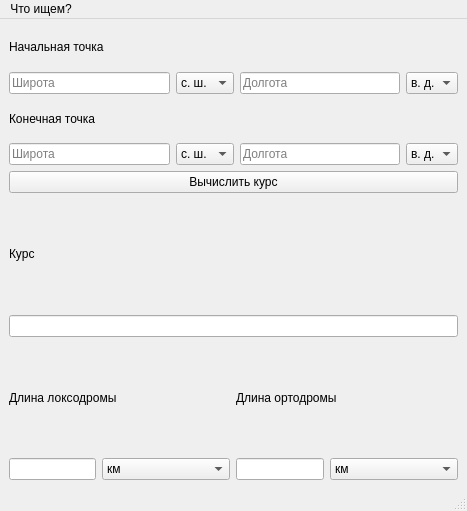
First picture: the form in loxodrome_calculator/Forms/mainwindow.ui, repository gr1do/Loxodrome_calculator, before the edit.
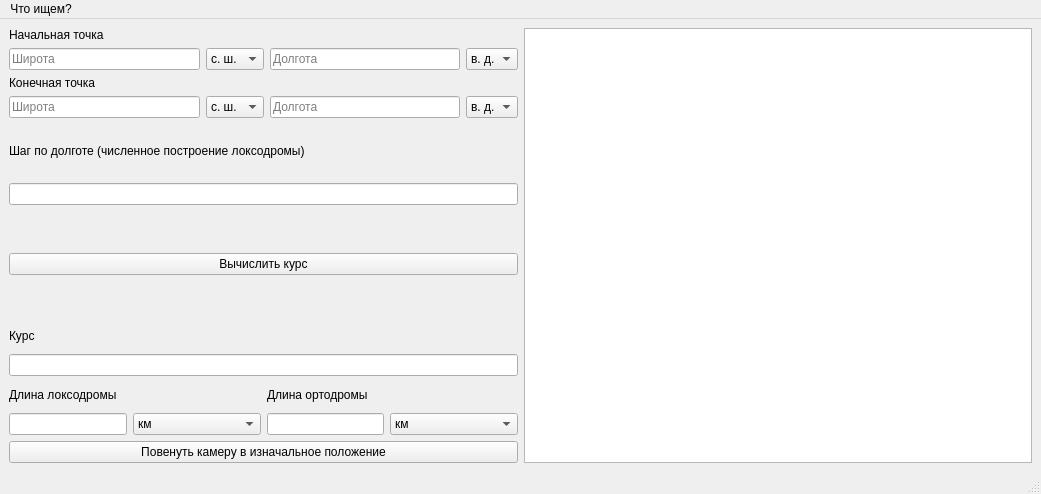
Second picture: the form after the edit.

Patch:
```diff
--- a/loxodrome_calculator/Forms/mainwindow.ui
+++ b/loxodrome_calculator/Forms/mainwindow.ui
@@ -6,8 +6,8 @@
    <rect>
     <x>0</x>
     <y>0</y>
-    <width>467</width>
-    <height>511</height>
+    <width>1041</width>
+    <height>494</height>
    </rect>
   </property>
   <property name="windowTitle">
@@ -15,93 +15,10 @@
   </property>
   <widget class="QWidget" name="centralwidget">
    <layout class="QGridLayout" name="gridLayout">
-    <item row="7" column="0">
-     <layout class="QHBoxLayout" name="horizontalLayout_3">
-      <item>
-       <layout class="QVBoxLayout" name="verticalLayout_2">
-        <item>
-         <widget class="QLabel" name="label_4">
-          <property name="text">
-           <string>Длина локсодромы</string>
-          </property>
-         </widget>
-        </item>
-        <item>
-         <layout class="QHBoxLayout" name="horizontalLayout_4">
-          <item>
-           <widget class="QLineEdit" name="loxodrome_length_line">
-            <property name="readOnly">
-             <bool>true</bool>
-            </property>
-           </widget>
-          </item>
-          <item>
-           <widget class="QComboBox" name="units_of_loxodrome_measurement_box">
-            <item>
-             <property name="text">
-              <string>км</string>
-             </property>
-            </item>
-            <item>
-             <property name="text">
-              <string>морские мили</string>
-             </property>
-            </item>
-            <item>
-             <property name="text">
-              <string>сухопутные мили</string>
-             </property>
-            </item>
-           </widget>
-          </item>
-         </layout>
-        </item>
-       </layout>
-      </item>
-      <item>
-       <layout class="QVBoxLayout" name="verticalLayout_3">
-        <item>
-         <widget class="QLabel" name="label_5">
-          <property name="text">
-           <string>Длина ортодромы</string>
-          </property>
-         </widget>
-        </item>
-        <item>
-         <layout class="QHBoxLayout" name="horizontalLayout_5">
-          <item>
-           <widget class="QLineEdit" name="orthodrome_length_line">
-            <property name="readOnly">
-             <bool>true</bool>
-            </property>
-           </widget>
-          </item>
-          <item>
-           <widget class="QComboBox" name="units_of_orthodrome_measurement_box">
-            <item>
-             <property name="text">
-              <string>км</string>
-             </property>
-            </item>
-            <item>
-             <property name="text">
-              <string>морские мили</string>
-             </property>
-            </item>
-            <item>
-             <property name="text">
-              <string>сухопутные мили</string>
-             </property>
-            </item>
-           </widget>
-          </item>
-         </layout>
-        </item>
-       </layout>
-      </item>
-     </layout>
+    <item row="0" column="1" rowspan="8">
+     <widget class="QTableView" name="loxodromes_coordinate_table"/>
     </item>
-    <item row="3" column="0">
+    <item row="5" column="0">
      <layout class="QVBoxLayout" name="verticalLayout_4">
       <item>
        <widget class="QLabel" name="label_3">
@@ -122,13 +39,6 @@
       </item>
      </layout>
     </item>
-    <item row="2" column="0">
-     <widget class="QPushButton" name="calculate_course_button">
-      <property name="text">
-       <string>Вычислить курс</string>
-      </property>
-     </widget>
-    </item>
     <item row="0" column="0">
      <layout class="QVBoxLayout" name="verticalLayout">
       <item>
@@ -239,6 +149,116 @@
       </item>
      </layout>
     </item>
+    <item row="6" column="0">
+     <layout class="QHBoxLayout" name="horizontalLayout_3">
+      <item>
+       <layout class="QVBoxLayout" name="verticalLayout_2">
+        <item>
+         <widget class="QLabel" name="label_4">
+          <property name="text">
+           <string>Длина локсодромы</string>
+          </property>
+         </widget>
+        </item>
+        <item>
+         <layout class="QHBoxLayout" name="horizontalLayout_4">
+          <item>
+           <widget class="QLineEdit" name="loxodrome_length_line">
+            <property name="readOnly">
+             <bool>true</bool>
+            </property>
+           </widget>
+          </item>
+          <item>
+           <widget class="QComboBox" name="units_of_loxodrome_measurement_box">
+            <item>
+             <property name="text">
+              <string>км</string>
+             </property>
+            </item>
+            <item>
+             <property name="text">
+              <string>морские мили</string>
+             </property>
+            </item>
+            <item>
+             <property name="text">
+              <string>сухопутные мили</string>
+             </property>
+            </item>
+           </widget>
+          </item>
+         </layout>
+        </item>
+       </layout>
+      </item>
+      <item>
+       <layout class="QVBoxLayout" name="verticalLayout_3">
+        <item>
+         <widget class="QLabel" name="label_5">
+          <property name="text">
+           <string>Длина ортодромы</string>
+          </property>
+         </widget>
+        </item>
+        <item>
+         <layout class="QHBoxLayout" name="horizontalLayout_5">
+          <item>
+           <widget class="QLineEdit" name="orthodrome_length_line">
+            <property name="readOnly">
+             <bool>true</bool>
+            </property>
+           </widget>
+          </item>
+          <item>
+           <widget class="QComboBox" name="units_of_orthodrome_measurement_box">
+            <item>
+             <property name="text">
+              <string>км</string>
+             </property>
+            </item>
+            <item>
+             <property name="text">
+              <string>морские мили</string>
+             </property>
+            </item>
+            <item>
+             <property name="text">
+              <string>сухопутные мили</string>
+             </property>
+            </item>
+           </widget>
+          </item>
+         </layout>
+        </item>
+       </layout>
+      </item>
+     </layout>
+    </item>
+    <item row="7" column="0">
+     <widget class="QPushButton" name="reset_camera">
+      <property name="text">
+       <string>Повенуть камеру в изначальное положение</string>
+      </property>
+     </widget>
+    </item>
+    <item row="1" column="0">
+     <widget class="QLabel" name="label_6">
+      <property name="text">
+       <string>Шаг по долготе (численное построение локсодромы)</string>
+      </property>
+     </widget>
+    </item>
+    <item row="2" column="0">
+     <widget class="QLineEdit" name="delta_longitude_line"/>
+    </item>
+    <item row="3" column="0" rowspan="2">
+     <widget class="QPushButton" name="calculate_course_button">
+      <property name="text">
+       <string>Вычислить курс</string>
+      </property>
+     </widget>
+    </item>
    </layout>
   </widget>
   <widget class="QMenuBar" name="menubar">
@@ -246,7 +266,7 @@
     <rect>
      <x>0</x>
      <y>0</y>
-     <width>467</width>
+     <width>1041</width>
      <height>26</height>
     </rect>
    </property>
```
Left out of the diff: 3 changed lines with no effect on the pictures.
